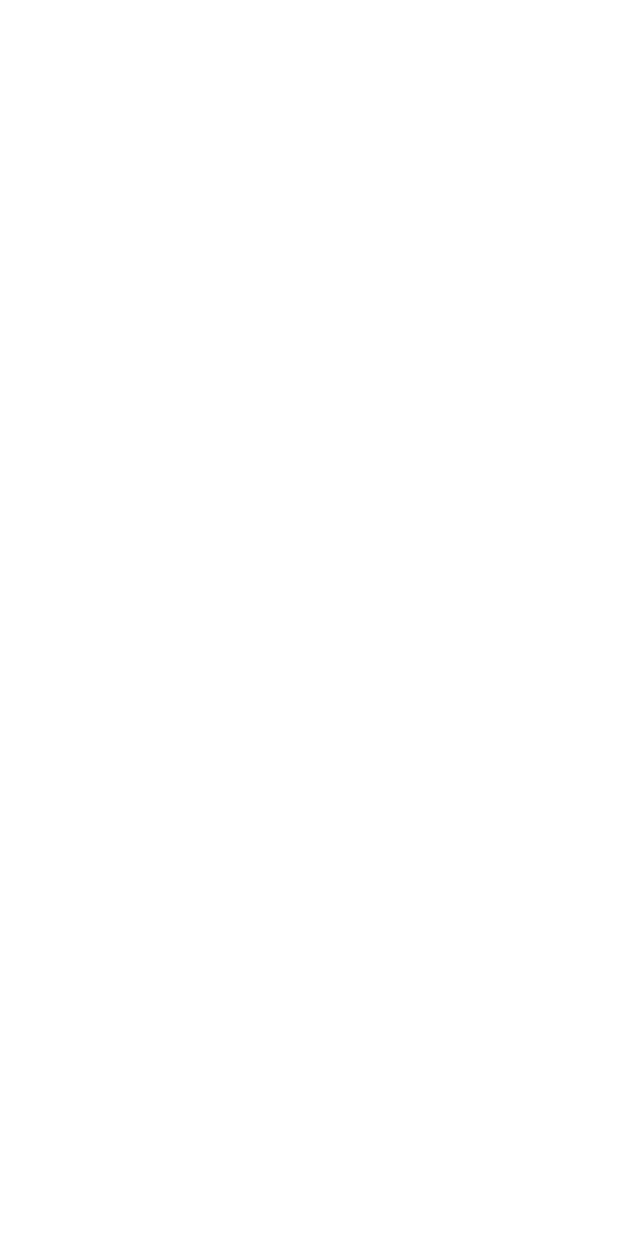
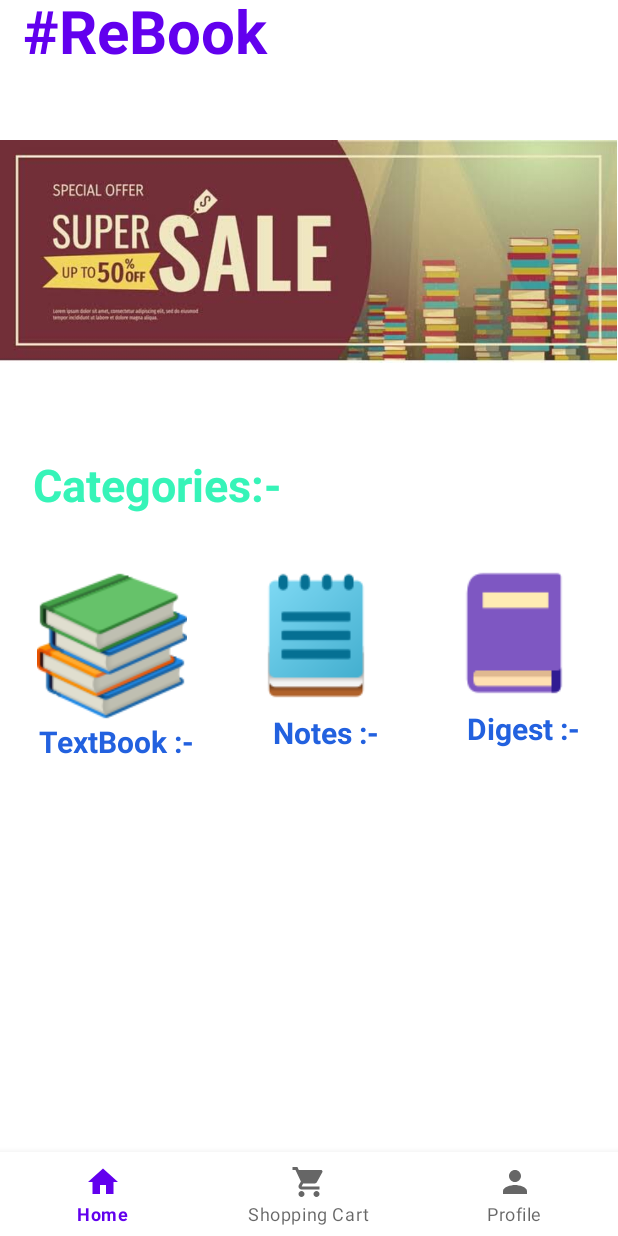
Before and after one commit to vivekbopate3426/ReBook, an Android app: the screen it shows after launch once a user with an empty profile is signed in (Home_Activity), on a phone screen of 412 x 824 dp. Before the commit the screen is empty. Run offline under Robolectric (Android 15) with nearby library versions, the phone set to English and light mode, and no system bars; our stand-ins replace Firebase (no records; nobody signed in at launch, a user with empty details on screens opened directly), navigation-ui.

Commit message:
First commit 23/01/20023 Second commit 24/01/2023 3rd commit 28/01/2023 4th commit 31/01/2023 5th commit 01/02/2023 6th commit 07/02/2023

```diff
--- a/app/build.gradle
+++ b/app/build.gradle
@@ -1,6 +1,7 @@
 plugins {
     id 'com.android.application'
     id 'com.google.gms.google-services'
+    id 'androidx.navigation.safeargs'
 }
 
 android {
@@ -30,7 +31,11 @@ android {
 }
 
 dependencies {
+    def nav_version = "2.5.3"
 
+    // Java language implementation
+    implementation "androidx.navigation:navigation-fragment:$nav_version"
+    implementation "androidx.navigation:navigation-ui:$nav_version"
     implementation 'androidx.appcompat:appcompat:1.5.1'
     implementation 'com.google.android.material:material:1.7.0'
     implementation 'androidx.constraintlayout:constraintlayout:2.1.4'
--- a/app/src/main/java/com/firstapp/vsbapk/Home_Activity.java
+++ b/app/src/main/java/com/firstapp/vsbapk/Home_Activity.java
@@ -2,12 +2,15 @@ package com.firstapp.vsbapk;
 
 import androidx.appcompat.app.AppCompatActivity;
 import androidx.fragment.app.Fragment;
+import androidx.navigation.fragment.NavHostFragment;
+import androidx.navigation.ui.NavigationUI;
 
 import android.content.Intent;
 import android.os.Bundle;
 import android.view.View;
 
 import com.firstapp.vsbapk.fragment.Home_Fragment;
+import com.google.android.material.bottomnavigation.BottomNavigationView;
 
 public class Home_Activity extends AppCompatActivity {
 
@@ -16,8 +19,12 @@ public class Home_Activity extends AppCompatActivity {
         super.onCreate(savedInstanceState);
         setContentView(R.layout.activity_home);
         getSupportActionBar().hide();
-        getSupportFragmentManager()
-                .beginTransaction()
-                .commit();
+        //getSupportFragmentManager()
+                //.beginTransaction()
+               // .add(R.id.fragment_folder,new Home_Fragment())
+               // .commit();
+        NavHostFragment navHostFragment = (NavHostFragment)getSupportFragmentManager().findFragmentById(R.id.fragmentContainerView);
+        BottomNavigationView bottomNavigationView = findViewById(R.id.bottomNavigationView);
+        NavigationUI.setupWithNavController(bottomNavigationView,navHostFragment.getNavController());
     }
 }
--- /dev/null
+++ b/app/src/main/res/drawable/baseline_home_24.xml
@@ -0,0 +1,5 @@
+<vector android:height="24dp" android:tint="#1295AC"
+    android:viewportHeight="24" android:viewportWidth="24"
+    android:width="24dp" xmlns:android="http://schemas.android.com/apk/res/android">
+    <path android:fillColor="@android:color/white" android:pathData="M10,20v-6h4v6h5v-8h3L12,3 2,12h3v8z"/>
+</vector>
--- /dev/null
+++ b/app/src/main/res/drawable/baseline_person_24.xml
@@ -0,0 +1,5 @@
+<vector android:height="24dp" android:tint="#4E3FAC"
+    android:viewportHeight="24" android:viewportWidth="24"
+    android:width="24dp" xmlns:android="http://schemas.android.com/apk/res/android">
+    <path android:fillColor="@android:color/white" android:pathData="M12,12c2.21,0 4,-1.79 4,-4s-1.79,-4 -4,-4 -4,1.79 -4,4 1.79,4 4,4zM12,14c-2.67,0 -8,1.34 -8,4v2h16v-2c0,-2.66 -5.33,-4 -8,-4z"/>
+</vector>
--- /dev/null
+++ b/app/src/main/res/drawable/baseline_person_pin_24.xml
@@ -0,0 +1,5 @@
+<vector android:height="24dp" android:tint="#8473FF"
+    android:viewportHeight="24" android:viewportWidth="24"
+    android:width="24dp" xmlns:android="http://schemas.android.com/apk/res/android">
+    <path android:fillColor="@android:color/white" android:pathData="M12,2c-4.97,0 -9,4.03 -9,9 0,4.17 2.84,7.67 6.69,8.69L12,22l2.31,-2.31C18.16,18.67 21,15.17 21,11c0,-4.97 -4.03,-9 -9,-9zM12,4c1.66,0 3,1.34 3,3s-1.34,3 -3,3 -3,-1.34 -3,-3 1.34,-3 3,-3zM12,18.3c-2.5,0 -4.71,-1.28 -6,-3.22 0.03,-1.99 4,-3.08 6,-3.08 1.99,0 5.97,1.09 6,3.08 -1.29,1.94 -3.5,3.22 -6,3.22z"/>
+</vector>
--- /dev/null
+++ b/app/src/main/res/drawable/baseline_shopping_cart_24.xml
@@ -0,0 +1,5 @@
+<vector android:height="24dp" android:tint="#AC1240"
+    android:viewportHeight="24" android:viewportWidth="24"
+    android:width="24dp" xmlns:android="http://schemas.android.com/apk/res/android">
+    <path android:fillColor="@android:color/white" android:pathData="M7,18c-1.1,0 -1.99,0.9 -1.99,2S5.9,22 7,22s2,-0.9 2,-2 -0.9,-2 -2,-2zM1,2v2h2l3.6,7.59 -1.35,2.45c-0.16,0.28 -0.25,0.61 -0.25,0.96 0,1.1 0.9,2 2,2h12v-2L7.42,15c-0.14,0 -0.25,-0.11 -0.25,-0.25l0.03,-0.12 0.9,-1.63h7.45c0.75,0 1.41,-0.41 1.75,-1.03l3.58,-6.49c0.08,-0.14 0.12,-0.31 0.12,-0.48 0,-0.55 -0.45,-1 -1,-1L5.21,4l-0.94,-2L1,2zM17,18c-1.1,0 -1.99,0.9 -1.99,2s0.89,2 1.99,2 2,-0.9 2,-2 -0.9,-2 -2,-2z"/>
+</vector>
--- a/app/src/main/res/layout/activity_home.xml
+++ b/app/src/main/res/layout/activity_home.xml
@@ -6,4 +6,30 @@
     android:layout_height="match_parent"
     tools:context=".Home_Activity">
 
+    <androidx.fragment.app.FragmentContainerView
+        android:id="@+id/fragmentContainerView"
+        android:name="androidx.navigation.fragment.NavHostFragment"
+        android:layout_width="418dp"
+        android:layout_height="877dp"
+        app:defaultNavHost="true"
+        app:layout_constraintBottom_toBottomOf="parent"
+        app:layout_constraintEnd_toEndOf="parent"
+        app:layout_constraintHorizontal_bias="0.0"
+        app:layout_constraintStart_toStartOf="parent"
+        app:layout_constraintTop_toTopOf="parent"
+        app:navGraph="@navigation/nav_graph" />
+
+    <com.google.android.material.bottomnavigation.BottomNavigationView
+        android:id="@+id/bottomNavigationView"
+        android:layout_width="0dp"
+        android:layout_height="wrap_content"
+        app:layout_constraintBottom_toBottomOf="parent"
+        app:layout_constraintEnd_toEndOf="parent"
+        app:layout_constraintStart_toStartOf="parent"
+        app:menu="@menu/bottom_menu"/>
+
+
+
+
+
 </androidx.constraintlayout.widget.ConstraintLayout>
--- /dev/null
+++ b/app/src/main/res/menu/bottom_menu.xml
@@ -0,0 +1,25 @@
+<?xml version="1.0" encoding="utf-8"?>
+<menu xmlns:app="http://schemas.android.com/apk/res-auto"
+    xmlns:android="http://schemas.android.com/apk/res/android">
+
+
+
+    <item
+        android:id="@+id/home_Fragment"
+        android:icon="@drawable/baseline_home_24"
+        android:title="Home" />
+
+
+
+    <item
+        android:id="@+id/shopping_Cart_Fragment"
+        android:icon="@drawable/baseline_shopping_cart_24"
+        android:title="Shopping Cart" />
+
+
+
+    <item
+        android:id="@+id/profile_Fragment"
+        android:icon="@drawable/baseline_person_24"
+        android:title="Profile" />
+</menu>
--- /dev/null
+++ b/app/src/main/res/navigation/nav_graph.xml
@@ -0,0 +1,41 @@
+<?xml version="1.0" encoding="utf-8"?>
+<navigation xmlns:android="http://schemas.android.com/apk/res/android"
+    xmlns:app="http://schemas.android.com/apk/res-auto"
+    xmlns:tools="http://schemas.android.com/tools"
+    android:id="@+id/nav_graph"
+    app:startDestination="@id/home_Fragment">
+
+    <fragment
+        android:id="@+id/home_Fragment"
+        android:name="com.firstapp.vsbapk.fragment.Home_Fragment"
+        android:label="fragment_home_"
+        tools:layout="@layout/fragment_home_" >
+        <action
+            android:id="@+id/action_home_Fragment_to_shopping_Cart_Fragment5"
+            app:destination="@id/shopping_Cart_Fragment" />
+    </fragment>
+    <fragment
+        android:id="@+id/shopping_Cart_Fragment"
+        android:name="com.firstapp.vsbapk.Shopping_Cart_Fragment"
+        android:label="fragment_shopping__cart_"
+        tools:layout="@layout/fragment_shopping__cart_" >
+        <action
+            android:id="@+id/action_shopping_Cart_Fragment_to_profile_Fragment2"
+            app:destination="@id/profile_Fragment" />
+        <action
+            android:id="@+id/action_shopping_Cart_Fragment_to_home_Fragment4"
+            app:destination="@id/home_Fragment" />
+    </fragment>
+    <fragment
+        android:id="@+id/profile_Fragment"
+        android:name="com.firstapp.vsbapk.Profile_Fragment"
+        android:label="fragment_profile_"
+        tools:layout="@layout/fragment_profile_" >
+        <action
+            android:id="@+id/action_profile_Fragment_to_home_Fragment4"
+            app:destination="@id/home_Fragment" />
+        <action
+            android:id="@+id/action_profile_Fragment_to_shopping_Cart_Fragment4"
+            app:destination="@id/shopping_Cart_Fragment" />
+    </fragment>
+</navigation>
--- a/app/src/main/res/values/colors.xml
+++ b/app/src/main/res/values/colors.xml
@@ -5,7 +5,7 @@
     <color name="purple_200">#006BEE</color>
     <color name="purple_700">#FF3700B3</color>
     <color name="teal_200">#FF03DAC5</color>
-    <color name="teal_700">#2261DF</color>
+    <color name="teal_700">#ED8A5D</color>
     <color name="blue_700">#2261DF</color>
     <color name="black">#FF000000</color>
     <color name="white">#FFFFFFFF</color>
```
Also changed, not shown: app/src/main/java/com/firstapp/vsbapk/MainActivity.java (+7 -0 lines), app/src/main/java/com/firstapp/vsbapk/Profile_Fragment.java (added, +64 -0 lines), app/src/main/java/com/firstapp/vsbapk/Shopping_Cart_Fragment.java (added, +64 -0 lines), app/src/main/java/com/firstapp/vsbapk/Signup_Activity.java (+5 -5 lines), app/src/main/res/layout/fragment_profile_.xml (added, +166 -0 lines), app/src/main/res/layout/fragment_shopping__cart_.xml (added, +14 -0 lines), build.gradle (+8 -4 lines), app/src/main/res/drawable/profile_img_nav.png (added), gradle/wrapper/gradle-wrapper.properties.
